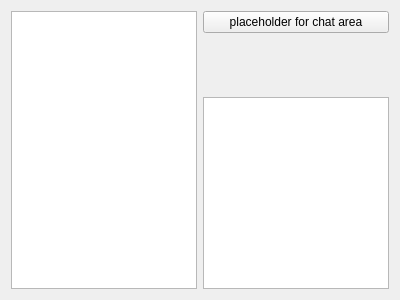
mathe-matician/zIRC, file Client/mainchatwindow.ui: the form before one commit.
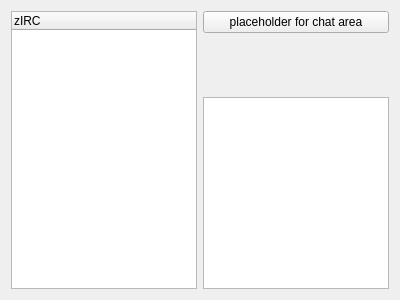
The form after the commit.

Commit message: main chat window work

What changed in the file:
```diff
--- a/Client/mainchatwindow.ui
+++ b/Client/mainchatwindow.ui
@@ -15,7 +15,13 @@
   </property>
   <layout class="QHBoxLayout" name="horizontalLayout">
    <item>
-    <widget class="QTreeView" name="treeView"/>
+    <widget class="QTreeWidget" name="treeWidget">
+     <column>
+      <property name="text">
+       <string>zIRC</string>
+      </property>
+     </column>
+    </widget>
    </item>
    <item>
     <layout class="QVBoxLayout" name="verticalLayout">
```
The commit also changes 3 other files.
